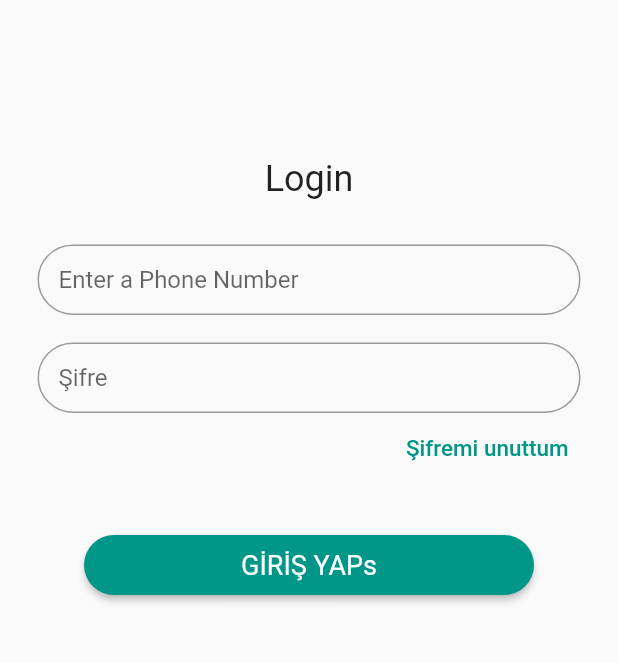
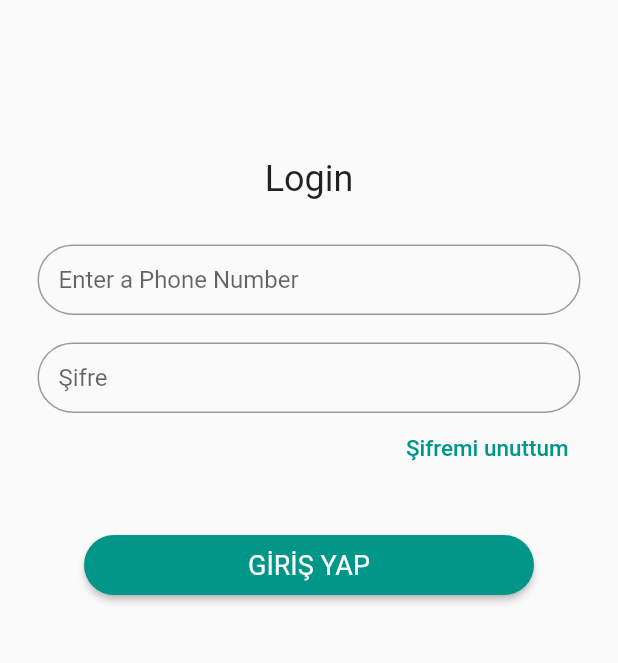
Before and after one commit to YusufKaya34/Wildpoly, a Flutter app: the screen it shows after launch, on a phone screen of 412 x 824 dp, the part 222-885 px from its top. Run offline on Flutter 3.47's test engine with Material 2 defaults, Android fonts, the phone set to English and light mode, and no system bars; our stand-ins replace cloud_firestore, device_info_plus, easy_localization, firebase_auth, firebase_core, get_it; missing offline and left inert: onesignal_flutter; accounts and stored records are empty.

Commit message:
initial commit

```diff
--- a/lib/view/start.dart
+++ b/lib/view/start.dart
@@ -54,7 +54,6 @@ class _StartPageState extends State<StartPage> {
                 TextFormField(
                   decoration: InputDecoration(
                       isDense: true,
-
                       contentPadding: EdgeInsets.all(14),
                       hintText: 'Enter a Phone Number',
                       focusedBorder: OutlineInputBorder(
@@ -109,7 +108,7 @@ class _StartPageState extends State<StartPage> {
                         borderRadius: BorderRadius.circular(100)))),
                 onPressed: () {},
                 child: Text(
-                  'GİRİŞ YAPs',
+                  'GİRİŞ YAP',
                   style: TextStyle(fontSize: 18, fontWeight: FontWeight.normal),
                 )),
             Spacer(
```
